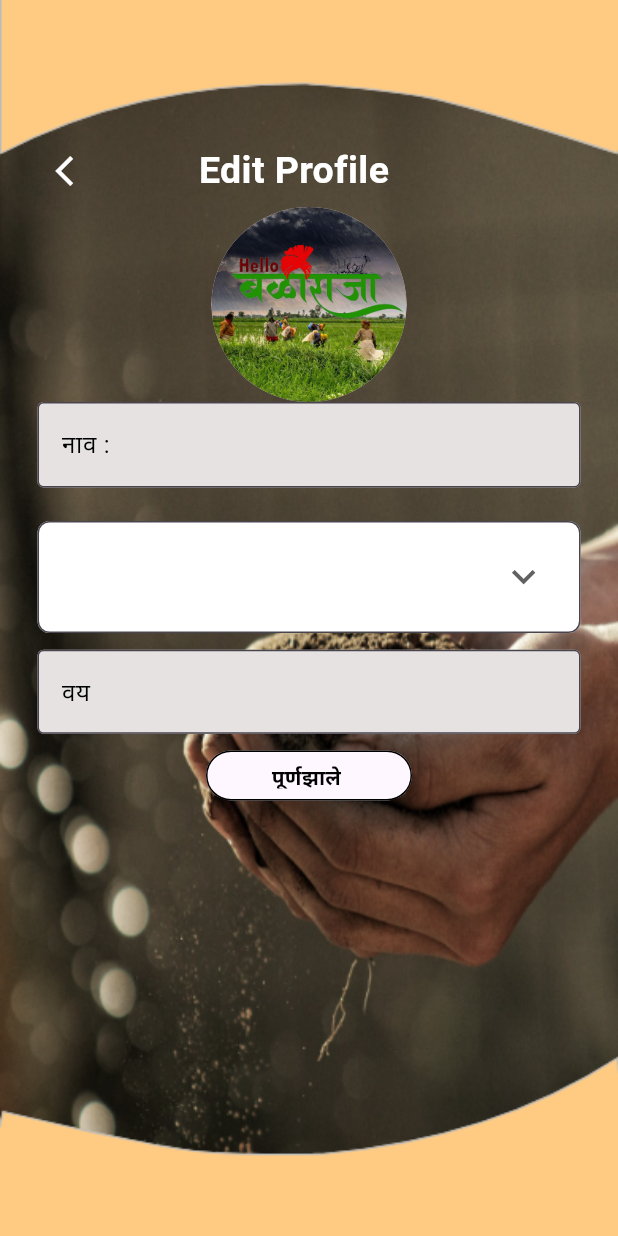
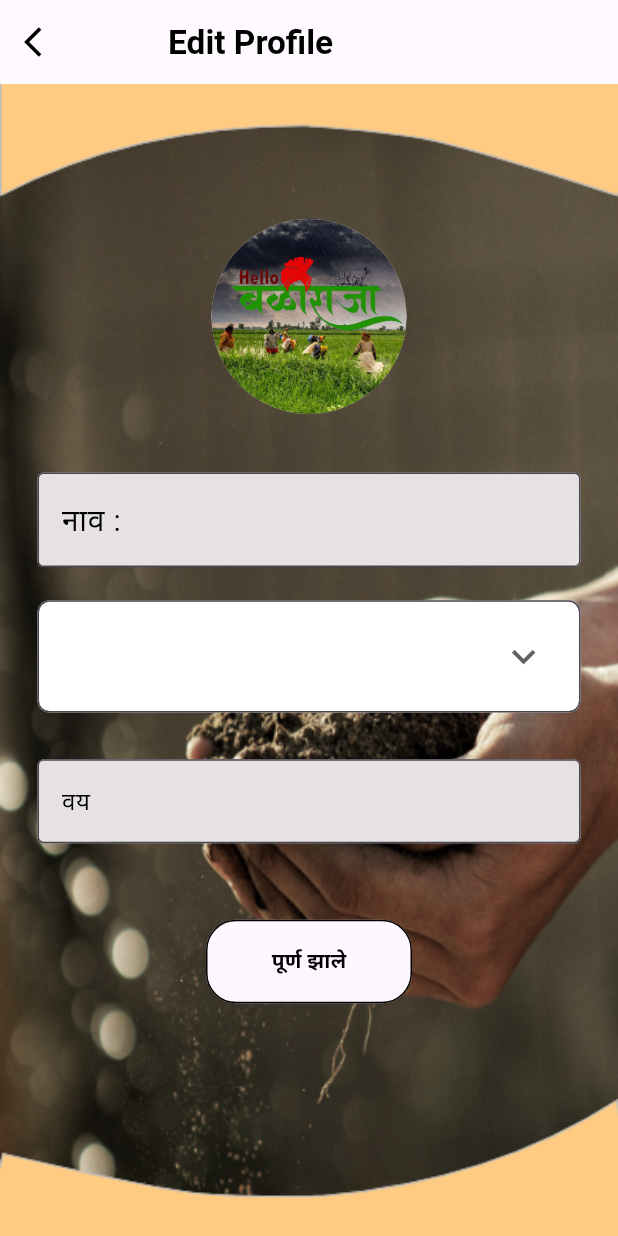
Before and after one commit to JalindarJagtap/Baliraja-app, a Flutter app: the EditProfileScreen screen opened by its route, on a phone screen of 412 x 824 dp. Run offline on Flutter 3.47's test engine with Material 3 defaults, Android fonts, the phone set to English and light mode, and no system bars; our stand-ins replace flutter_screenutil, go_router, google_fonts, pinput.

Commit message:
edet screen

```diff
--- a/lib/constants/app_string.dart
+++ b/lib/constants/app_string.dart
@@ -30,14 +30,11 @@ class AppStrings {
   static const String buttontext = "पूर्ण झाले";
   static const String lastname = "आडनाव ";
   static const String enteryourname = "नाव :";
-  static const String enteryourphonenumber="Enteryourphonenumber";
-  static const String  enteryourege="वय";
-  static const String enteryourvilage="गाव";
-  static const String OutlineButtonWidget="पूर्णझाले ";
-  static const String ling="गाव";
+  static const String enteryourphonenumber = "Enteryourphonenumber";
+  static const String enteryourege = "वय";
+  static const String enteryourvilage = "गाव";
 
-
-
+  static const String ling = "गाव";
 
   static const String varificationCode = "Varification Code";
   static const String pleaseEnterYour = "Please enter your";
--- a/lib/presentatioin/edit_profile_screen/edit_profile_screen.dart
+++ b/lib/presentatioin/edit_profile_screen/edit_profile_screen.dart
@@ -14,16 +14,40 @@ class EditProfileScreen extends StatefulWidget {
 }
 
 List<String> man = [
-  "लिंग ",
-  "पुरुष ",
+  "लिंग",
+  "पुरुष",
   "महिला",
 ];
 
 class _EditProfileScreenState extends State<EditProfileScreen> {
-  String? dropdownValue = "लिंग ";
+  String? dropdownValue = "लिंग";
   @override
   Widget build(BuildContext context) {
     return Scaffold(
+      appBar: AppBar(
+        backgroundColor: Colors.white38,
+        title: Padding(
+          padding: EdgeInsets.only(left: 35.w),
+          child: Text(
+            'Edit Profile ',
+            style: TextStyle(
+              color: Colors.black,
+              fontSize: 20.sp,
+              fontWeight: FontWeight.bold,
+            ),
+          ),
+        ),
+        leading: Padding(
+          padding: const EdgeInsets.all(8.0),
+          child: IconButton(
+            icon: const Icon(
+              Icons.arrow_back_ios,
+              color: Colors.black,
+            ),
+            onPressed: () {},
+          ),
+        ),
+      ),
       body: SafeArea(
         child: Container(
           decoration: const BoxDecoration(
@@ -31,7 +55,10 @@ class _EditProfileScreenState extends State<EditProfileScreen> {
                   image: AssetImage('assets/Images/backgroundimage.png'),
                   fit: BoxFit.cover)),
           child: Padding(
-            padding: const EdgeInsets.symmetric(vertical: 90, horizontal: 25),
+            padding: const EdgeInsets.symmetric(
+              vertical: 90,
+              horizontal: 25,
+            ),
             child: Column(
               children: [
                 _customheaderRow(context),
@@ -53,33 +80,23 @@ class _EditProfileScreenState extends State<EditProfileScreen> {
 
   _customheaderRow(BuildContext context) {
     return Row(
-      children: [
-        IconButton(color: Colors.white,
-          onPressed: () {
-
-          },
-          icon: const Icon(Icons.arrow_back_ios),
-        ),
-        SizedBox(width: 52.w),
-         TextWidget(
-          context: context,
-            hintText: "hello",
-          data: AppStrings.editProfile,
-          fontSize: 25,
-          color: Colors.white,
-        ),
-      ],
+      children: const [],
     );
   }
 
   _customtextfield(BuildContext context) {
     return Column(children: [
-
-
-  TextFormFieldWidget(
-    decoration: InputDecoration(),
-    hintText:AppStrings.enteryourname,
-  ),
+      Padding(
+        padding: EdgeInsets.only(top: 35.h),
+        child: TextFormFieldWidget(
+          decoration: const InputDecoration(
+            fillColor: Colors.white,
+            filled: true,
+          ),
+          hintText: AppStrings.enteryourname,
+          style: const TextStyle(fontSize: 20),
+        ),
+      ),
       SizedBox(
         height: 10.h,
       ),
@@ -87,7 +104,6 @@ class _EditProfileScreenState extends State<EditProfileScreen> {
         height: 10.h,
       ),
       CustomDropdownButton(
-
         items: [
           man[0],
           man[1],
@@ -97,7 +113,7 @@ class _EditProfileScreenState extends State<EditProfileScreen> {
         onChanged: (String? newValue) {
           setState(
             () {
-              dropdownValue = newValue ?? '111';
+              dropdownValue = newValue ?? '11';
             },
           );
         },
@@ -105,25 +121,30 @@ class _EditProfileScreenState extends State<EditProfileScreen> {
       SizedBox(
         height: 10.h,
       ),
-      TextFormFieldWidget(
-    decoration: InputDecoration(),
-    hintText:AppStrings.enteryourege,
-  ),
+      Padding(
+        padding: const EdgeInsets.only(top: 20),
+        child: TextFormFieldWidget(
+          decoration: const InputDecoration(),
+          hintText: AppStrings.enteryourege,
+        ),
+      ),
       SizedBox(
         height: 10.h,
       ),
-
     ]);
   }
 
   _customOutlinedButton(BuildContext context) {
-    return Container(
-      height: 30.h,
-      width: 120.w,
-      child: OutlineButtonWidget(
-        onPressed: () {},
-        borderRadius: 30,
-        text: AppStrings.OutlineButtonWidget,
+    return Padding(
+      padding: const EdgeInsets.only(top: 40),
+      child: Container(
+        height: 50.h,
+        width: 120.w,
+        child: OutlineButtonWidget(
+          onPressed: () {},
+          borderRadius: 20,
+          text: AppStrings.buttontext,
+        ),
       ),
     );
   }
--- a/lib/widgets/button_widget.dart
+++ b/lib/widgets/button_widget.dart
@@ -33,7 +33,9 @@ class OutlineButtonWidget extends StatefulWidget {
       this.fontWeight,
       this.buttonWidth,
       this.buttonHeight,
-      this.isBackArrow});
+      this.isBackArrow,
+
+      });
 
   @override
   State<OutlineButtonWidget> createState() => _OutlineButtonWidgetState();
--- a/lib/widgets/dropdown_button.dart
+++ b/lib/widgets/dropdown_button.dart
@@ -10,6 +10,7 @@ class CustomDropdownButton extends StatefulWidget {
   final FontWeight? fontWeight;
   final double? fontSize;
 
+
   CustomDropdownButton({
     this.items,
     this.selectedValue,
@@ -17,6 +18,7 @@ class CustomDropdownButton extends StatefulWidget {
     this.color,
     this.fontWeight,
     this.fontSize,
+
   });
 
   @override
@@ -30,6 +32,7 @@ class CustomDropdownButtonState extends State<CustomDropdownButton> {
       child: InputDecorator(
 
         decoration: InputDecoration(
+
           filled: true,
           fillColor: Colors.white,
           contentPadding:
@@ -43,7 +46,7 @@ class CustomDropdownButtonState extends State<CustomDropdownButton> {
           icon: const Icon(Icons.keyboard_arrow_down),
           iconSize: 28.sp,
           style: GoogleFonts.kumbhSans(
-            fontSize: 25.sp,
+            fontSize: 18.sp,
             fontWeight: FontWeight.w900,
           ),
           onChanged: (String? newValue) {
--- a/lib/widgets/textform_field_widget.dart
+++ b/lib/widgets/textform_field_widget.dart
@@ -3,8 +3,9 @@ import 'package:flutter/material.dart';
 import 'package:flutter/services.dart';
 import 'package:google_fonts/google_fonts.dart';
 
+// ignore: must_be_immutable
 class TextFormFieldWidget extends StatelessWidget {
-  const TextFormFieldWidget({
+  TextFormFieldWidget({
     Key? key,
     this.controller,
     this.keyboardType = TextInputType.text,
@@ -17,10 +18,13 @@ class TextFormFieldWidget extends StatelessWidget {
     this.color,
     this.height,
     this.lableText,
-    this.suffix, required InputDecoration decoration,
+    this.style,
+    this.suffix,
+    required InputDecoration decoration,
   }) : super(key: key);
 
   final String? hintText;
+  TextStyle? style;
   final String? lableText;
   final FontWeight? fontWeight;
   final double? fontSize;
@@ -40,12 +44,13 @@ class TextFormFieldWidget extends StatelessWidget {
       controller: controller,
       keyboardType: keyboardType,
       onChanged: onChanged,
-      style: GoogleFonts.kumbhSans(
-        fontWeight: fontWeight,
-        color: color ?? Theme.of(context).shadowColor,
-        fontSize: fontSize,
-        height: height,
-      ),
+      style: style ??
+          GoogleFonts.kumbhSans(
+            fontWeight: fontWeight,
+            color: color ?? Theme.of(context).shadowColor,
+            fontSize: fontSize,
+            height: height,
+          ),
       decoration: InputDecoration(
         hintText: hintText,
         labelText: lableText,
```
Also changed, not shown: pubspec.lock, 1 other file.
